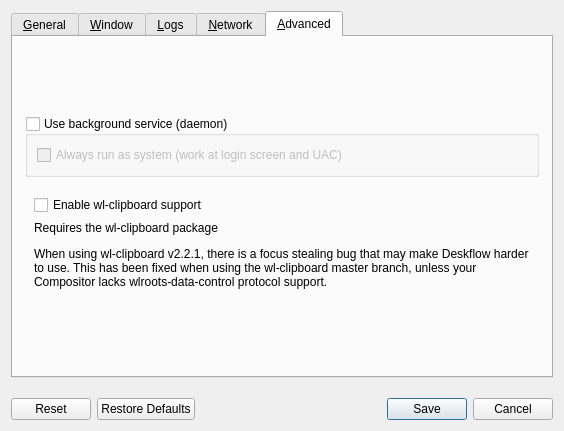
First picture: the form in src/lib/gui/dialogs/SettingsDialog.ui, repository deskflow/deskflow, before the edit.
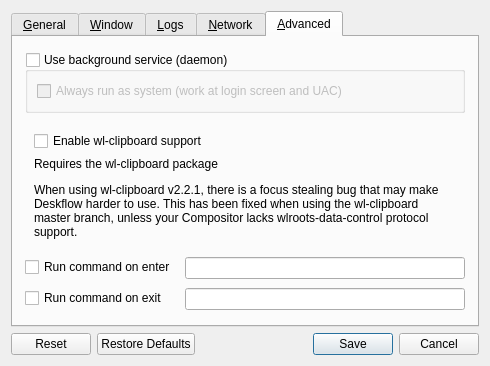
Second picture: the form after the edit. The open tabs and pages were chosen to show the change. Icons and pictures are not drawn.

Commit message: feat: allow users to run a script on entry or exit of a screen

Diff of the .ui file:
```diff
--- a/src/lib/gui/dialogs/SettingsDialog.ui
+++ b/src/lib/gui/dialogs/SettingsDialog.ui
@@ -6,20 +6,23 @@
    <rect>
     <x>0</x>
     <y>0</y>
-    <width>564</width>
-    <height>431</height>
+    <width>490</width>
+    <height>366</height>
    </rect>
   </property>
+  <property name="sizePolicy">
+   <sizepolicy hsizetype="Maximum" vsizetype="Maximum">
+    <horstretch>0</horstretch>
+    <verstretch>0</verstretch>
+   </sizepolicy>
+  </property>
   <property name="windowTitle">
    <string>Preferences</string>
   </property>
   <property name="modal">
    <bool>true</bool>
   </property>
-  <layout class="QVBoxLayout" name="_13">
-   <property name="spacing">
-    <number>20</number>
-   </property>
+  <layout class="QVBoxLayout" name="verticalLayout_3">
    <item>
     <widget class="QTabWidget" name="tabWidget">
      <widget class="QWidget" name="tabGeneral">
@@ -32,7 +35,7 @@
       <attribute name="title">
        <string>&amp;General</string>
       </attribute>
-      <layout class="QVBoxLayout" name="verticalLayout_3">
+      <layout class="QVBoxLayout" name="verticalLayout_6">
        <property name="spacing">
         <number>9</number>
        </property>
@@ -40,13 +43,13 @@
         <number>12</number>
        </property>
        <property name="topMargin">
-        <number>20</number>
+        <number>0</number>
        </property>
        <property name="rightMargin">
         <number>12</number>
        </property>
        <property name="bottomMargin">
-        <number>20</number>
+        <number>0</number>
        </property>
        <item>
         <spacer name="verticalSpacer_6">
@@ -788,12 +791,6 @@
       </layout>
      </widget>
      <widget class="QWidget" name="tabAdvanced">
-      <property name="sizePolicy">
-       <sizepolicy hsizetype="Preferred" vsizetype="Fixed">
-        <horstretch>0</horstretch>
-        <verstretch>0</verstretch>
-       </sizepolicy>
-      </property>
       <attribute name="title">
        <string>&amp;Advanced</string>
       </attribute>
@@ -805,16 +802,16 @@
         <number>12</number>
        </property>
        <property name="topMargin">
-        <number>20</number>
+        <number>0</number>
        </property>
        <property name="rightMargin">
         <number>12</number>
        </property>
        <property name="bottomMargin">
-        <number>20</number>
+        <number>0</number>
        </property>
        <item>
-        <spacer name="verticalSpacer_9">
+        <spacer name="verticalSpacer_10">
          <property name="orientation">
           <enum>Qt::Orientation::Vertical</enum>
          </property>
@@ -831,12 +828,6 @@
          <property name="enabled">
           <bool>true</bool>
          </property>
-         <property name="sizePolicy">
-          <sizepolicy hsizetype="Preferred" vsizetype="Maximum">
-           <horstretch>0</horstretch>
-           <verstretch>0</verstretch>
-          </sizepolicy>
-         </property>
          <property name="title">
           <string>Use background service (daemon)</string>
          </property>
@@ -862,12 +853,6 @@
        </item>
        <item>
         <widget class="QWidget" name="widgetWlClipboard" native="true">
-         <property name="sizePolicy">
-          <sizepolicy hsizetype="Preferred" vsizetype="Preferred">
-           <horstretch>0</horstretch>
-           <verstretch>0</verstretch>
-          </sizepolicy>
-         </property>
          <layout class="QVBoxLayout" name="verticalLayout_5">
           <item>
            <widget class="QCheckBox" name="cbUseWlClipboard">
@@ -889,6 +874,39 @@
          </layout>
         </widget>
        </item>
+       <item>
+        <layout class="QFormLayout" name="formLayout_3">
+         <property name="rowWrapPolicy">
+          <enum>QFormLayout::RowWrapPolicy::DontWrapRows</enum>
+         </property>
+         <property name="labelAlignment">
+          <set>Qt::AlignmentFlag::AlignLeading|Qt::AlignmentFlag::AlignLeft|Qt::AlignmentFlag::AlignVCenter</set>
+         </property>
+         <property name="formAlignment">
+          <set>Qt::AlignmentFlag::AlignHCenter|Qt::AlignmentFlag::AlignTop</set>
+         </property>
+         <item row="0" column="0">
+          <widget class="QCheckBox" name="cbRunEnterCommand">
+           <property name="text">
+            <string>Run command on enter</string>
+           </property>
+          </widget>
+         </item>
+         <item row="0" column="1">
+          <widget class="QLineEdit" name="lineCommandEnter"/>
+         </item>
+         <item row="1" column="0">
+          <widget class="QCheckBox" name="cbRunExitCommand">
+           <property name="text">
+            <string>Run command on exit</string>
+           </property>
+          </widget>
+         </item>
+         <item row="1" column="1">
+          <widget class="QLineEdit" name="lineCommandExit"/>
+         </item>
+        </layout>
+       </item>
        <item>
         <spacer name="verticalSpacer">
          <property name="orientation">
```
Left out of the diff: 24 changed lines with no effect on the pictures. The commit also changes 10 other files.
